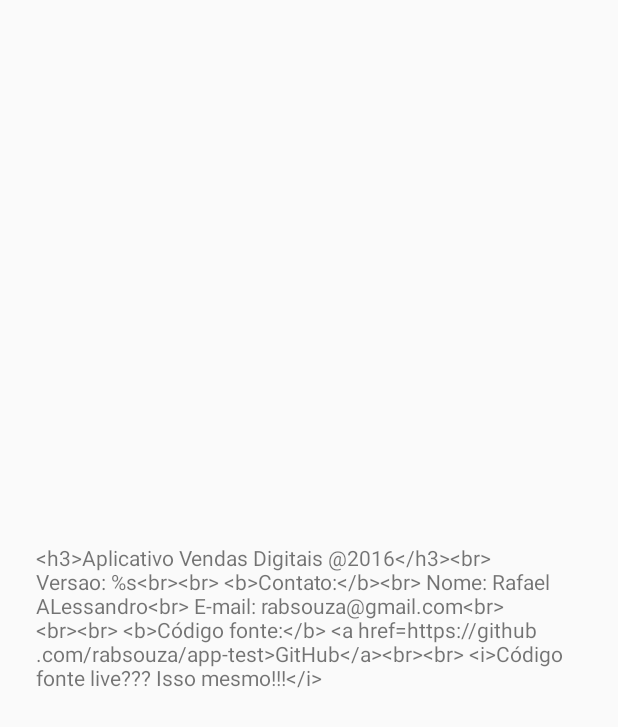
After one commit to rabsouza/app-test, an Android app: the layout dialog_about.xml on its own in the app's theme, with its tools: preview values and no code run, on a phone screen of 412 x 824 dp. The commit adds this screen. Shown: the top 727 px of the screen. Run offline under Robolectric (Android 15) with nearby library versions, the phone set to English and light mode, and no system bars.

Commit message:
[rabsouza] Add modal para Sobre App e ajusta separa menu do NavigationDrawer

```diff
--- /dev/null
+++ b/app/src/main/res/layout/dialog_about.xml
@@ -0,0 +1,7 @@
+<TextView xmlns:android="http://schemas.android.com/apk/res/android"
+    android:id="@android:id/text1"
+    android:layout_width="match_parent"
+    android:layout_height="match_parent"
+    android:padding="24dp"
+    android:gravity="left|center_vertical"
+    android:text="@string/about_dialog_text" />
--- a/app/src/main/res/menu/nav_drawer_menu.xml
+++ b/app/src/main/res/menu/nav_drawer_menu.xml
@@ -6,8 +6,8 @@
             android:id="@+id/nav_item_my_sales"
             android:icon="@drawable/ico_minhas_vendas"
             android:title="@string/my_sales"
-            app:showAsAction="ifRoom|collapseActionView"
-            app:actionLayout="@layout/menu_counter" />
+            app:actionLayout="@layout/menu_counter"
+            app:showAsAction="ifRoom|collapseActionView" />
 
         <item
             android:id="@+id/nav_item_my_products"
@@ -39,6 +39,8 @@
             android:title="@string/my_profile"
             app:actionLayout="@layout/menu_counter" />
 
+    </group>
+    <group android:checkableBehavior="single">
         <item
             android:id="@+id/nav_item_about_app"
             android:icon="@drawable/ico_sobre_o_app"
--- a/app/src/main/res/values/strings.xml
+++ b/app/src/main/res/values/strings.xml
@@ -11,4 +11,20 @@
     <string name="profile_mail">profile@xxxx.com</string>
 
     <string name="toast_blank_fragment">Em construção, verifique em breve!!!</string>
+
+    <string name="about_dialog_title">Sobre o App</string>
+    <string name="about_dialog_text">
+    <![CDATA[
+<h3>Aplicativo Vendas Digitais @2016</h3><br>
+Versao: %s<br><br>
+<b>Contato:</b><br>
+Nome: Rafael ALessandro<br>
+E-mail: rabsouza@gmail.com<br>
+<br><br>
+<b>Código fonte:</b> <a href="https://github.com/rabsouza/app-test">GitHub</a><br><br>
+<i>Código fonte live??? Isso mesmo!!!</i>
+	]]>
+    </string>
+
+    <string name="ok">OK</string>
 </resources>
```
Also changed, not shown: app/src/main/java/br/com/teste/appteste/activities/BaseActivity.java (+16 -8 lines), app/src/main/java/br/com/teste/appteste/fragments/dialog/AboutDialog.java (added, +64 -0 lines), app/src/main/java/br/com/teste/appteste/utils/AndroidUtils.java (added, +25 -0 lines).
